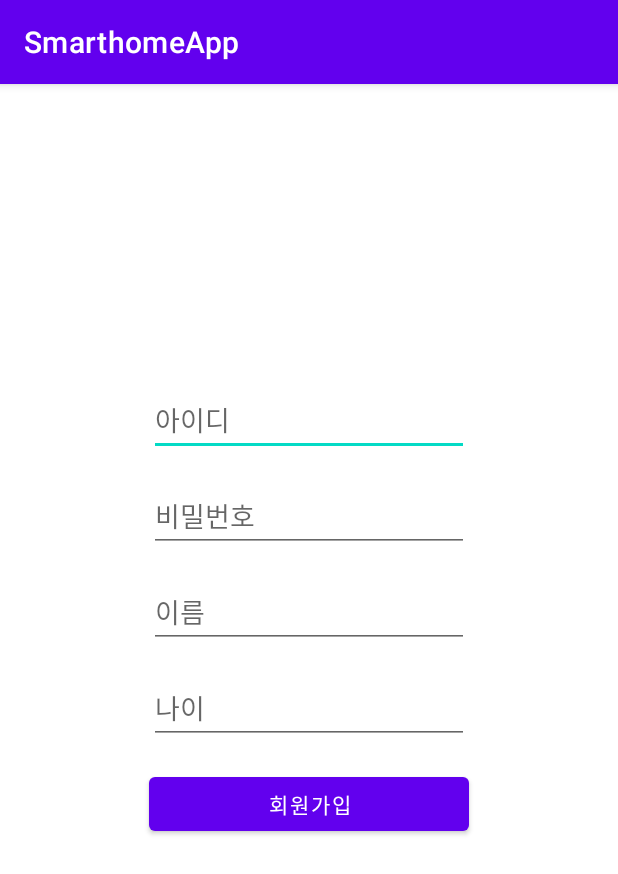
After one commit to Sulfur-Parrot/senier_project, an Android app: the RegisterActivity screen opened directly, with no data from a screen before it, on a phone screen of 412 x 824 dp. The commit adds this screen. Shown: the top 874 px of the screen. Run offline under Robolectric (Android 15) with nearby library versions, the phone set to English and light mode, and no system bars; our stand-ins replace Volley; network calls fail; 1 statement that could not run was skipped.

Commit message:
login, register (temporary
로그인, 회원가입(임시)

```diff
--- a/app/build.gradle
+++ b/app/build.gradle
@@ -34,6 +34,7 @@ dependencies {
     implementation 'androidx.constraintlayout:constraintlayout:2.1.3'
     implementation 'androidx.legacy:legacy-support-v4:1.0.0'
     implementation 'androidx.preference:preference:1.2.0'
+    implementation 'com.android.volley:volley:1.2.1'
     testImplementation 'junit:junit:4.13.2'
     androidTestImplementation 'androidx.test.ext:junit:1.1.3'
     androidTestImplementation 'androidx.test.espresso:espresso-core:3.4.0'
--- a/app/src/main/java/com/example/smarthomeapp/LoadingActivity.java
+++ b/app/src/main/java/com/example/smarthomeapp/LoadingActivity.java
@@ -21,7 +21,7 @@ public class LoadingActivity extends AppCompatActivity {
             @Override
             public void run() {
                 //new Intent(현재 context, 이동할 activity)
-                Intent intent = new Intent(getApplicationContext(), MainActivity.class);
+                Intent intent = new Intent(getApplicationContext(), LoginActivity.class);
 
                 startActivity(intent);  //intent에 명시한 액티비티로 이동
 
--- /dev/null
+++ b/app/src/main/java/com/example/smarthomeapp/RegisterActivity.java
@@ -0,0 +1,69 @@
+package com.example.smarthomeapp;
+
+import androidx.appcompat.app.AppCompatActivity;
+
+import android.content.Intent;
+import android.os.Bundle;
+import android.view.View;
+import android.widget.Button;
+import android.widget.EditText;
+import android.widget.Toast;
+
+import com.android.volley.RequestQueue;
+import com.android.volley.Response;
+import com.android.volley.toolbox.Volley;
+
+import org.json.JSONException;
+import org.json.JSONObject;
+
+public class RegisterActivity extends AppCompatActivity {
+    private EditText et_id, et_pass, et_name, et_age;
+    private Button btn_register;
+
+    @Override
+    protected void onCreate(Bundle savedInstanceState) {// 액티비티 시작시 처음으로 실행되는 생명주기!
+        super.onCreate(savedInstanceState);
+        setContentView(R.layout.activity_register);
+
+        // 아이디 값 찾아주기
+        et_id = findViewById(R.id.et_id);
+        et_pass = findViewById(R.id.et_pass);
+
+        // 회원가입 버튼 클릭 시 수행
+        btn_register = findViewById(R.id.login_register);
+        btn_register.setOnClickListener(new View.OnClickListener() {
+            @Override
+            public void onClick(View view) {
+                // EditText에 현재 입력되어있는 값을 get(가져온다)해온다.
+                String userID = et_id.getText().toString();
+                String userPass = et_pass.getText().toString();
+
+                Response.Listener<String> responseListener = new Response.Listener<String>() {
+                    @Override
+                    public void onResponse(String response) {
+                        try {
+                            JSONObject jsonObject = new JSONObject(response);
+                            boolean success = jsonObject.getBoolean("success");
+                            if (success) { // 회원등록에 성공한 경우
+                                Toast.makeText(getApplicationContext(),"회원 등록에 성공하였습니다.",Toast.LENGTH_SHORT).show();
+                                Intent intent = new Intent(RegisterActivity.this, LoginActivity.class);
+                                startActivity(intent);
+                            } else { // 회원등록에 실패한 경우
+                                Toast.makeText(getApplicationContext(),"회원 등록에 실패하였습니다.",Toast.LENGTH_SHORT).show();
+                                return;
+                            }
+                        } catch (JSONException e) {
+                            e.printStackTrace();
+                        }
+
+                    }
+                };
+                // 서버로 Volley를 이용해서 요청을 함.
+                RegisterRequest registerRequest = new RegisterRequest(userID,userPass, responseListener);
+                RequestQueue queue = Volley.newRequestQueue(RegisterActivity.this);
+                queue.add(registerRequest);
+
+            }
+        });
+    }
+}
--- /dev/null
+++ b/app/src/main/res/layout/activity_register.xml
@@ -0,0 +1,71 @@
+<?xml version="1.0" encoding="utf-8"?>
+<androidx.constraintlayout.widget.ConstraintLayout xmlns:android="http://schemas.android.com/apk/res/android"
+    xmlns:app="http://schemas.android.com/apk/res-auto"
+    xmlns:tools="http://schemas.android.com/tools"
+    android:layout_width="match_parent"
+    android:layout_height="match_parent"
+    tools:context=".RegisterActivity">
+
+    <EditText
+        android:id="@+id/et_id"
+        android:layout_width="wrap_content"
+        android:layout_height="wrap_content"
+        android:layout_marginStart="8dp"
+        android:layout_marginLeft="8dp"
+        android:layout_marginTop="200dp"
+        android:layout_marginEnd="8dp"
+        android:layout_marginRight="8dp"
+        android:ems="10"
+        android:hint="아이디"
+        android:inputType="textPersonName"
+        app:layout_constraintEnd_toEndOf="parent"
+        app:layout_constraintStart_toStartOf="parent"
+        app:layout_constraintTop_toTopOf="parent" />
+
+    <EditText
+        android:id="@+id/et_pass"
+        android:layout_width="wrap_content"
+        android:layout_height="wrap_content"
+        android:layout_marginTop="16dp"
+        android:ems="10"
+        android:hint="비밀번호"
+        android:inputType="textPersonName"
+        app:layout_constraintEnd_toEndOf="@+id/et_id"
+        app:layout_constraintStart_toStartOf="@+id/et_id"
+        app:layout_constraintTop_toBottomOf="@+id/et_id" />
+
+    <EditText
+        android:id="@+id/et_name"
+        android:layout_width="wrap_content"
+        android:layout_height="wrap_content"
+        android:layout_marginTop="16dp"
+        android:ems="10"
+        android:hint="이름"
+        android:inputType="textPersonName"
+        app:layout_constraintEnd_toEndOf="@+id/et_pass"
+        app:layout_constraintStart_toStartOf="@+id/et_pass"
+        app:layout_constraintTop_toBottomOf="@+id/et_pass" />
+
+    <EditText
+        android:id="@+id/et_age"
+        android:layout_width="wrap_content"
+        android:layout_height="wrap_content"
+        android:layout_marginTop="16dp"
+        android:ems="10"
+        android:hint="나이"
+        android:inputType="textPersonName"
+        app:layout_constraintEnd_toEndOf="@+id/et_name"
+        app:layout_constraintStart_toStartOf="@+id/et_name"
+        app:layout_constraintTop_toBottomOf="@+id/et_name" />
+
+    <Button
+        android:id="@+id/btn_register"
+        android:layout_width="0dp"
+        android:layout_height="wrap_content"
+        android:layout_marginTop="16dp"
+        android:text="회원가입"
+        app:layout_constraintEnd_toEndOf="@+id/et_age"
+        app:layout_constraintStart_toStartOf="@+id/et_age"
+        app:layout_constraintTop_toBottomOf="@+id/et_age" />
+
+</androidx.constraintlayout.widget.ConstraintLayout>
```
Also changed, not shown: app/src/main/AndroidManifest.xml (+10 -1 lines), app/src/main/java/com/example/smarthomeapp/LoginActivity.java (added, +82 -0 lines), app/src/main/java/com/example/smarthomeapp/LoginRequest.java (added, +29 -0 lines), app/src/main/java/com/example/smarthomeapp/RegisterRequest.java (added, +29 -0 lines), app/src/main/res/layout/activity_login.xml (added, +58 -0 lines).
